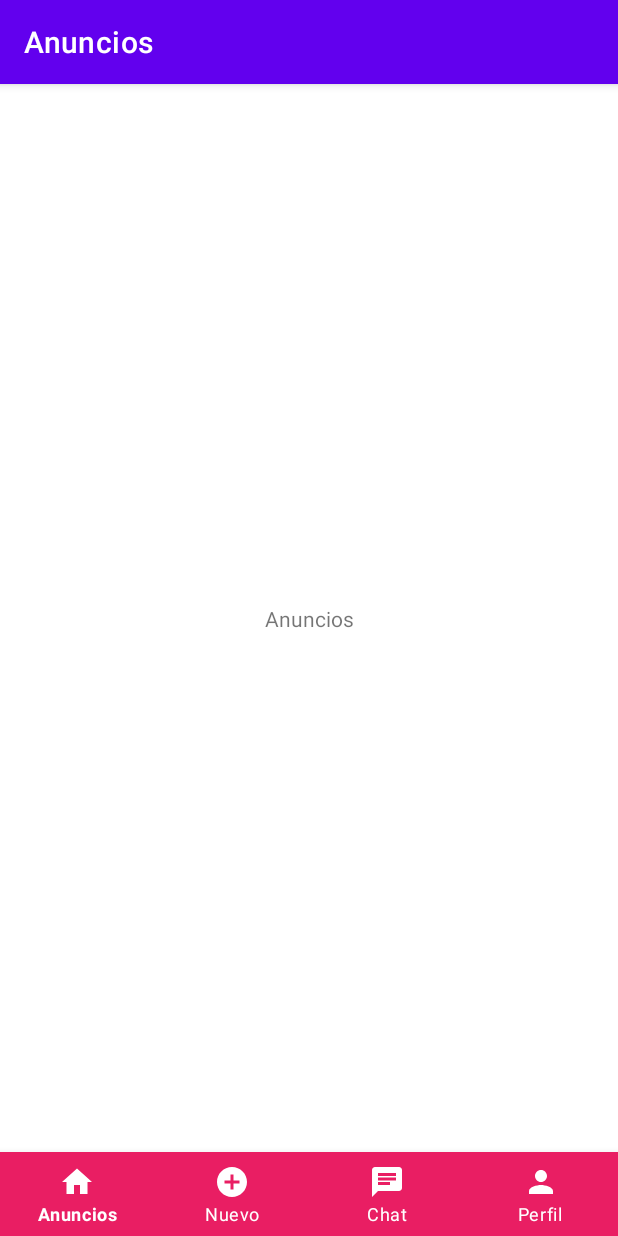
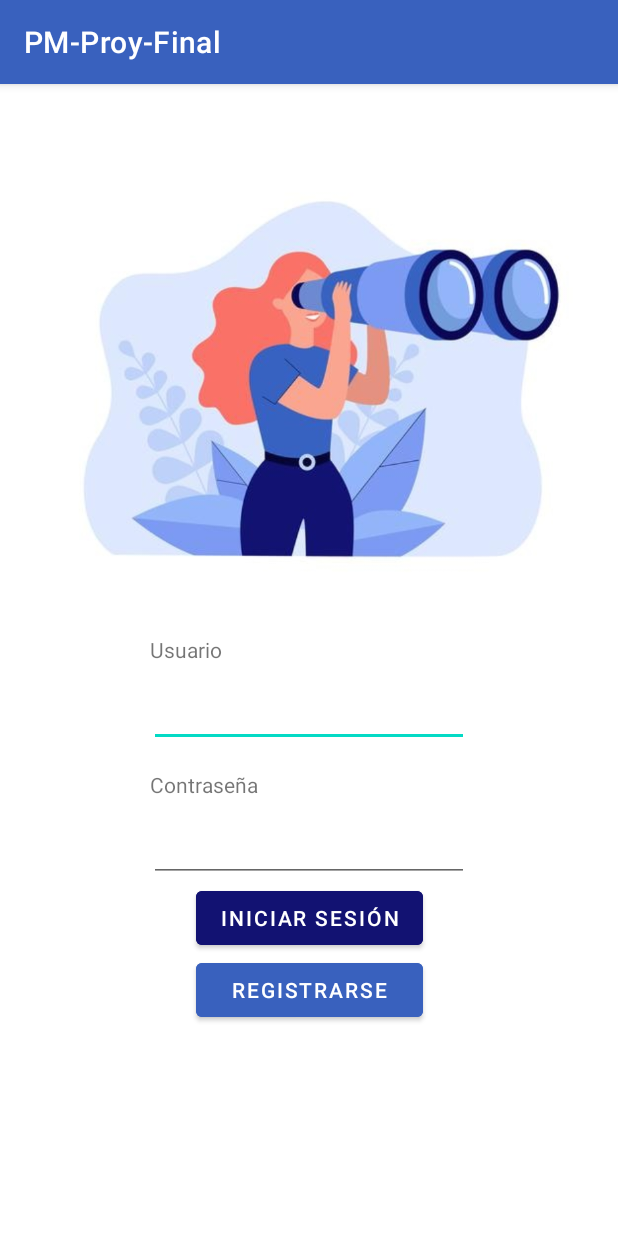
Before and after one commit to Alessandra-NA/PM-Proy-Final, an Android app: the screen it shows after launch (MainActivity before the commit, LoginActivity after it), on a phone screen of 412 x 824 dp. Run offline under Robolectric (Android 15) with nearby library versions, the phone set to English and light mode, and no system bars.

Commit message:
signup front y login envía username al main

```diff
--- /dev/null
+++ b/app/src/main/java/com/example/pm_proy_final/LoginActivity.kt
@@ -0,0 +1,33 @@
+package com.example.pm_proy_final
+
+import android.content.Intent
+import android.os.Bundle
+import android.os.PersistableBundle
+import android.widget.Button
+import android.widget.EditText
+import androidx.appcompat.app.AppCompatActivity
+
+class LoginActivity: AppCompatActivity() {
+    private lateinit var txtCorreo : EditText
+    override fun onCreate(savedInstanceState: Bundle?) {
+        super.onCreate(savedInstanceState)
+        setContentView(R.layout.activity_login)
+        txtCorreo = findViewById(R.id.edtxtUsername)
+        findViewById<Button>(R.id.btnIniciarSesion).setOnClickListener{
+            // SOLO ESTAMOS PASANDO EL USUARIO AL MAIN POR AHORA para poder trabajar con lo demás
+            // TODO: 30/11/2021 Verificar usuario con la BD
+            // TODO: 30/11/2021 Verificar contraseña y usuario
+            // TODO: 30/11/2021 Verificar campos vacíos
+            val intent : Intent = Intent()
+            intent.setClass(this, MainActivity::class.java)
+            val bundle : Bundle = Bundle()
+            bundle.putString("username", txtCorreo.text.toString())
+            intent.putExtra("data",bundle)
+            startActivity(intent)
+        }
+        findViewById<Button>(R.id.btnRegistro1).setOnClickListener{
+            val intent : Intent = Intent(this, SignupActivity::class.java)
+            startActivityForResult(intent, 10)
+        }
+    }
+}
--- /dev/null
+++ b/app/src/main/java/com/example/pm_proy_final/managers/MessagePreviewManager.kt
@@ -0,0 +1,4 @@
+package com.example.pm_proy_final.managers
+
+class MessagePreviewManager {
+}
--- /dev/null
+++ b/app/src/main/res/layout/activity_login.xml
@@ -0,0 +1,78 @@
+<?xml version="1.0" encoding="utf-8"?>
+<androidx.constraintlayout.widget.ConstraintLayout xmlns:android="http://schemas.android.com/apk/res/android"
+    xmlns:app="http://schemas.android.com/apk/res-auto"
+    xmlns:tools="http://schemas.android.com/tools"
+    android:layout_width="match_parent"
+    android:layout_height="match_parent">
+
+    <ImageView
+        android:id="@+id/imageView"
+        android:layout_width="wrap_content"
+        android:layout_height="wrap_content"
+        android:layout_marginTop="-10dp"
+        app:layout_constraintStart_toStartOf="parent"
+        app:layout_constraintTop_toTopOf="parent"
+        app:srcCompat="@drawable/login_img" />
+
+    <TextView
+        android:id="@+id/textView5"
+        android:layout_width="wrap_content"
+        android:layout_height="wrap_content"
+        android:layout_marginStart="100dp"
+        android:layout_marginTop="-40dp"
+        android:text="Usuario"
+        app:layout_constraintStart_toStartOf="parent"
+        app:layout_constraintTop_toBottomOf="@+id/imageView" />
+
+    <EditText
+        android:id="@+id/edtxtUsername"
+        android:layout_width="wrap_content"
+        android:layout_height="wrap_content"
+        android:layout_marginTop="10dp"
+        android:ems="10"
+        android:inputType="textPersonName"
+        app:layout_constraintEnd_toEndOf="parent"
+        app:layout_constraintStart_toStartOf="parent"
+        app:layout_constraintTop_toBottomOf="@+id/textView5" />
+
+    <TextView
+        android:id="@+id/textView6"
+        android:layout_width="wrap_content"
+        android:layout_height="wrap_content"
+        android:layout_marginStart="100dp"
+        android:layout_marginTop="15dp"
+        android:text="Contraseña"
+        app:layout_constraintStart_toStartOf="parent"
+        app:layout_constraintTop_toBottomOf="@+id/edtxtUsername" />
+
+    <EditText
+        android:id="@+id/edtxtPwd"
+        android:layout_width="wrap_content"
+        android:layout_height="wrap_content"
+        android:layout_marginTop="10dp"
+        android:ems="10"
+        android:inputType="textPassword"
+        app:layout_constraintEnd_toEndOf="parent"
+        app:layout_constraintStart_toStartOf="parent"
+        app:layout_constraintTop_toBottomOf="@+id/textView6" />
+
+    <Button
+        android:id="@+id/btnIniciarSesion"
+        android:layout_width="151dp"
+        android:layout_height="wrap_content"
+        android:backgroundTint="@color/blue_2"
+        android:text="Iniciar Sesión"
+        app:layout_constraintEnd_toEndOf="parent"
+        app:layout_constraintStart_toStartOf="parent"
+        app:layout_constraintTop_toBottomOf="@+id/edtxtPwd" />
+
+    <Button
+        android:id="@+id/btnRegistro1"
+        android:layout_width="151dp"
+        android:layout_height="wrap_content"
+        android:backgroundTint="@color/blue_1"
+        android:text="Registrarse"
+        app:layout_constraintEnd_toEndOf="parent"
+        app:layout_constraintStart_toStartOf="parent"
+        app:layout_constraintTop_toBottomOf="@+id/btnIniciarSesion" />
+</androidx.constraintlayout.widget.ConstraintLayout>
--- a/app/src/main/res/layout/activity_main.xml
+++ b/app/src/main/res/layout/activity_main.xml
@@ -11,7 +11,7 @@
         android:id="@+id/bottom_navigation"
         android:layout_width="match_parent"
         android:layout_height="wrap_content"
-        android:background="#E91E63"
+        android:background="@color/blue_1"
         app:itemIconTint="#fff"
         app:itemTextColor="#fff"
         app:layout_constraintBottom_toBottomOf="parent"
--- a/app/src/main/res/values-night/themes.xml
+++ b/app/src/main/res/values-night/themes.xml
@@ -2,7 +2,7 @@
     <!-- Base application theme. -->
     <style name="Theme.PMProyFinal" parent="Theme.MaterialComponents.DayNight.DarkActionBar">
         <!-- Primary brand color. -->
-        <item name="colorPrimary">@color/purple_200</item>
+        <item name="colorPrimary">@color/blue_2</item>
         <item name="colorPrimaryVariant">@color/purple_700</item>
         <item name="colorOnPrimary">@color/black</item>
         <!-- Secondary brand color. -->
--- a/app/src/main/res/values/colors.xml
+++ b/app/src/main/res/values/colors.xml
@@ -7,4 +7,7 @@
     <color name="teal_700">#FF018786</color>
     <color name="black">#FF000000</color>
     <color name="white">#FFFFFFFF</color>
+    <color name="blue_1">#3961be</color>
+    <color name="blue_2">#121272</color>
+    <color name="blue_3">#7c9af4</color>
 </resources>
--- a/app/src/main/res/values/themes.xml
+++ b/app/src/main/res/values/themes.xml
@@ -2,8 +2,8 @@
     <!-- Base application theme. -->
     <style name="Theme.PMProyFinal" parent="Theme.MaterialComponents.DayNight.DarkActionBar">
         <!-- Primary brand color. -->
-        <item name="colorPrimary">@color/purple_500</item>
-        <item name="colorPrimaryVariant">@color/purple_700</item>
+        <item name="colorPrimary">@color/blue_1</item>
+        <item name="colorPrimaryVariant">@color/blue_2</item>
         <item name="colorOnPrimary">@color/white</item>
         <!-- Secondary brand color. -->
         <item name="colorSecondary">@color/teal_200</item>
```
Also changed, not shown: app/src/main/AndroidManifest.xml (+9 -2 lines), app/src/main/java/com/example/pm_proy_final/SignupActivity.kt (added, +7 -0 lines), app/src/main/java/com/example/pm_proy_final/adapters/MessagePreviewListAdapter.kt (added, +55 -0 lines), app/src/main/res/layout/activity_signup.xml (added, +107 -0 lines), app/src/main/res/layout/fragment_chatprincipal.xml (+5 -6 lines), app/src/main/res/layout/item_previewmessage.xml (added, +54 -0 lines), app/src/main/res/drawable/login_img.jpg (added), app/src/main/res/drawable/signup_img.png (added), app/src/main/res/drawable/user_msg.png (added).
